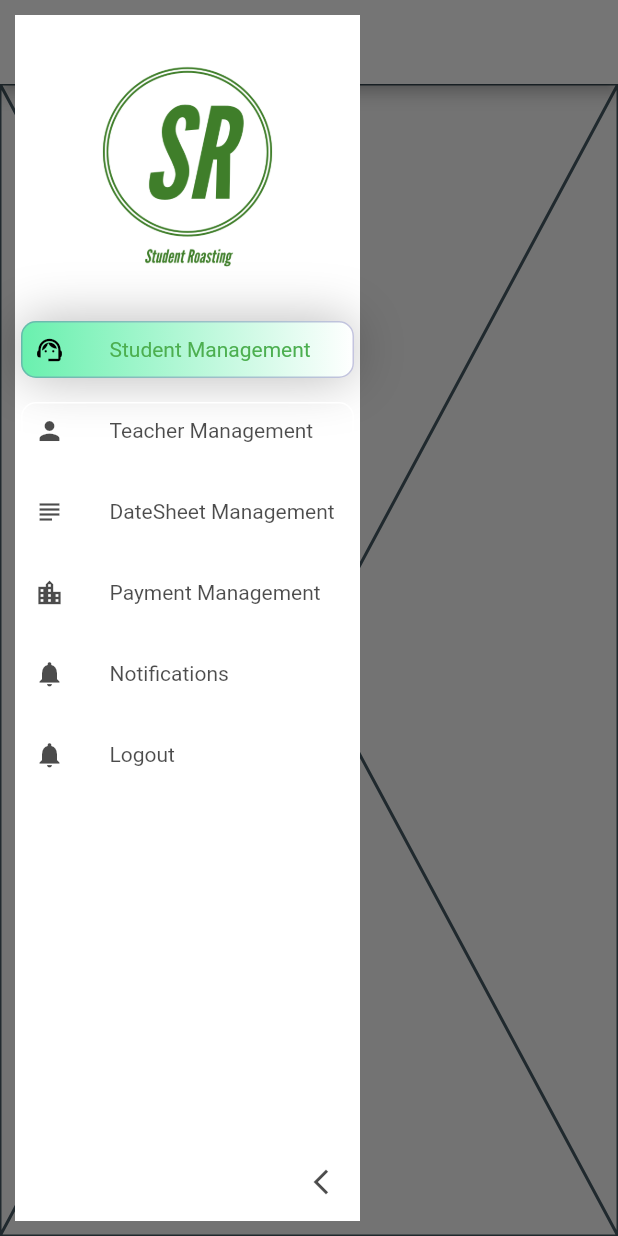
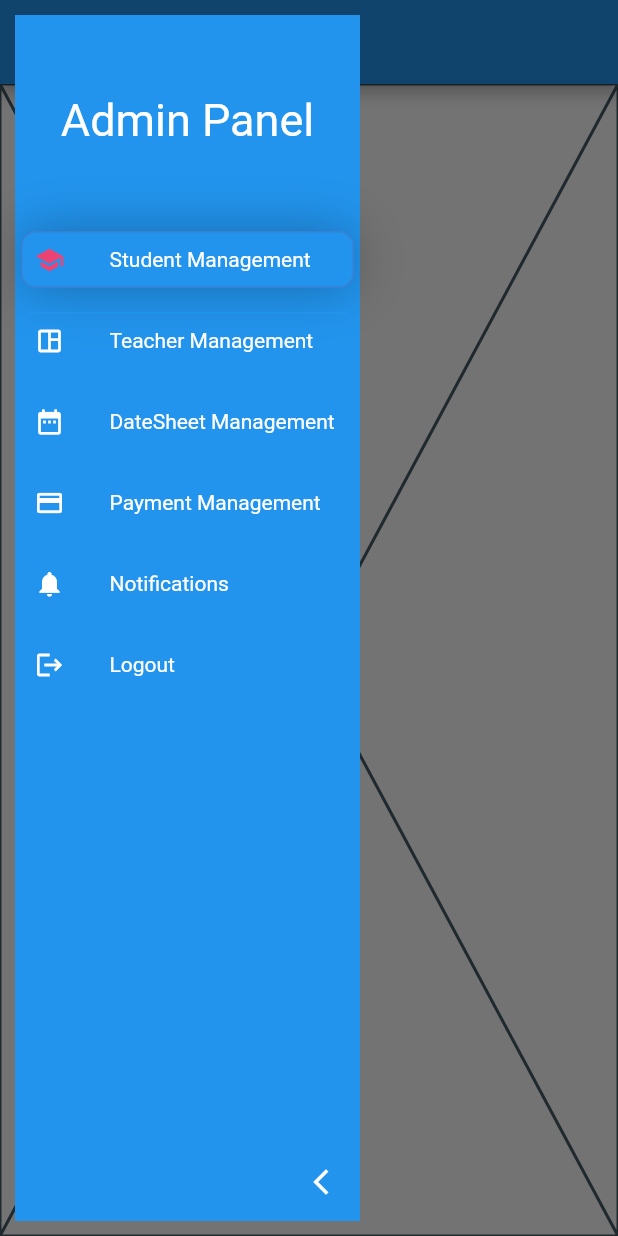
Before and after one commit to fwdAndroid/student_roasting_admin, a Flutter app: the SideDrawer screen opened directly, with the side drawer open, on a phone screen of 412 x 824 dp. Run offline on Flutter 3.47's test engine with Material 2 defaults, Android fonts, the phone set to English and light mode, and no system bars; drawn by our look-alikes of sidebarx; our stand-ins replace firebase_core; accounts and stored records are empty.

Commit message:
Side Drawer

```diff
--- a/lib/main.dart
+++ b/lib/main.dart
@@ -2,6 +2,7 @@ import 'package:firebase_core/firebase_core.dart';
 import 'package:flutter/foundation.dart';
 import 'package:flutter/material.dart';
 import 'package:student_roasting_admin/auth/login_page.dart';
+import 'package:student_roasting_admin/widgets/sidebar.dart';
 
 void main() async {
   WidgetsFlutterBinding.ensureInitialized();
@@ -43,7 +44,7 @@ class MyApp extends StatelessWidget {
         // is not restarted.
         primarySwatch: Colors.blue,
       ),
-      home: LoginPage(),
+      home: SideDrawer(),
     );
   }
 }
--- a/lib/widgets/sidebar.dart
+++ b/lib/widgets/sidebar.dart
@@ -74,8 +74,8 @@ class ExampleSidebarX extends StatelessWidget {
           borderRadius: BorderRadius.circular(20),
         ),
         hoverColor: scaffoldBackgroundColor,
-        textStyle: TextStyle(color: Colors.black.withOpacity(0.7)),
-        selectedTextStyle: const TextStyle(color: Colors.green),
+        textStyle: TextStyle(color: Colors.white),
+        selectedTextStyle: const TextStyle(color: Colors.white),
         itemTextPadding: const EdgeInsets.only(left: 30),
         selectedItemTextPadding: const EdgeInsets.only(left: 30),
         itemDecoration: BoxDecoration(
@@ -98,11 +98,11 @@ class ExampleSidebarX extends StatelessWidget {
           ],
         ),
         iconTheme: IconThemeData(
-          color: Colors.black.withOpacity(0.7),
+          color: Colors.white,
           size: 20,
         ),
         selectedIconTheme: const IconThemeData(
-          color: Colors.black,
+          color: Color(0xffeb4474),
           size: 20,
         ),
       ),
@@ -114,31 +114,37 @@ class ExampleSidebarX extends StatelessWidget {
       ),
       headerBuilder: (context, extended) {
         return SizedBox(
-          height: 200,
-          child: Padding(
-            padding: const EdgeInsets.all(8.0),
-            child: Image.asset(
-              "assets/logo.png",
-              height: 200,
+          height: 140,
+          child: Center(
+            child: Padding(
+              padding: const EdgeInsets.all(8.0),
+              child: Text(
+                "Admin Panel",
+                style: TextStyle(color: Colors.white, fontSize: 30),
+              ),
+              //  Image.asset(
+              //   "assets/logo.png",
+              //   height: 200,
+              // ),
             ),
           ),
         );
       },
       items: [
         SidebarXItem(
-          icon: Icons.support_agent,
+          icon: Icons.school,
           label: 'Student Management',
         ),
         SidebarXItem(
-          icon: Icons.person,
+          icon: Icons.space_dashboard_outlined,
           label: 'Teacher Management',
         ),
         SidebarXItem(
-          icon: Icons.subject,
+          icon: Icons.date_range,
           label: 'DateSheet Management',
         ),
         SidebarXItem(
-          icon: Icons.location_city,
+          icon: Icons.payment,
           label: 'Payment Management',
         ),
         SidebarXItem(
@@ -146,7 +152,7 @@ class ExampleSidebarX extends StatelessWidget {
           label: 'Notifications',
         ),
         SidebarXItem(
-          icon: Icons.notifications,
+          icon: Icons.logout,
           label: 'Logout',
         ),
       ],
@@ -181,21 +187,30 @@ class _ScreensExample extends StatelessWidget {
             return Noti();
           case 5:
             return AlertDialog(
-              title: const Text('AlertDialog Title'),
+              title: const Text('Sign Out Alert'),
               content: SingleChildScrollView(
                 child: ListBody(
                   children: const <Widget>[
-                    Text('This is a demo alert dialog.'),
-                    Text('Would you like to approve of this message?'),
+                    Text('Are you sure to logout from Admin Panel'),
                   ],
                 ),
               ),
               actions: <Widget>[
                 TextButton(
-                  child: const Text('Approve'),
+                  child: const Text(
+                    'Yes',
+                    style: TextStyle(color: Color(0xffeb4474)),
+                  ),
                   onPressed: () {
                     Navigator.of(context).pop();
                   },
+                ),
+                TextButton(
+                  child: const Text(
+                    'No',
+                    style: TextStyle(color: Color(0xffeb4474)),
+                  ),
+                  onPressed: () {},
                 ),
               ],
             );
@@ -211,10 +226,9 @@ class _ScreensExample extends StatelessWidget {
   }
 }
 
-const primaryColor = Colors.white;
-const canvasColor = Colors.white;
-const scaffoldBackgroundColor = Colors.greenAccent;
-const accentCanvasColor = Colors.greenAccent;
+const canvasColor = Color(0xff2294ed);
+const scaffoldBackgroundColor = Color(0xffeb4474);
+const accentCanvasColor = Color(0xff2294ed);
 const white = Colors.white;
 final actionColor = const Color(0xFF5F5FA7).withOpacity(0.6);
 final divider = Divider(color: Colors.black.withOpacity(0.3), height: 1);
```
